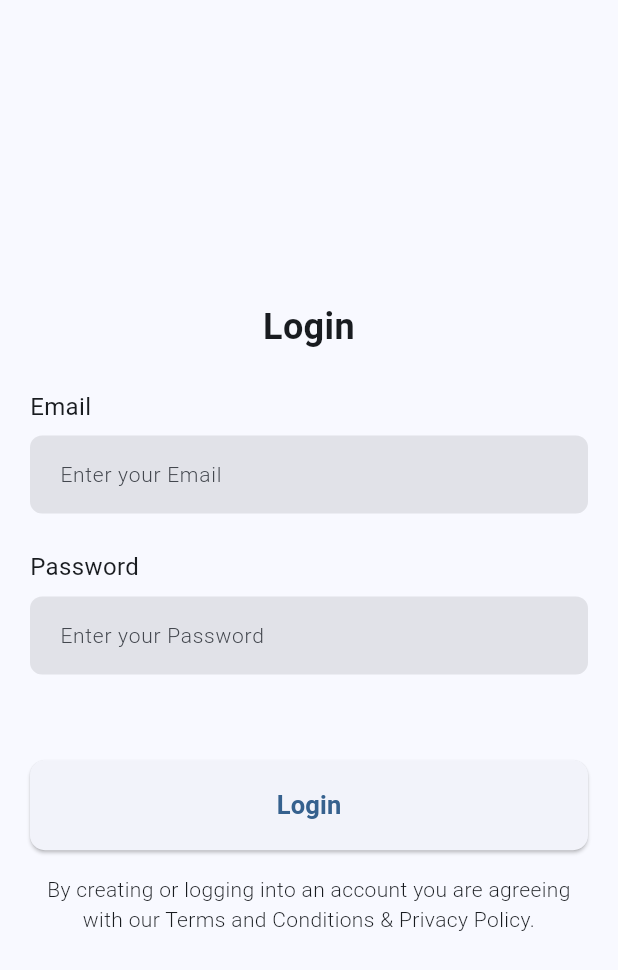
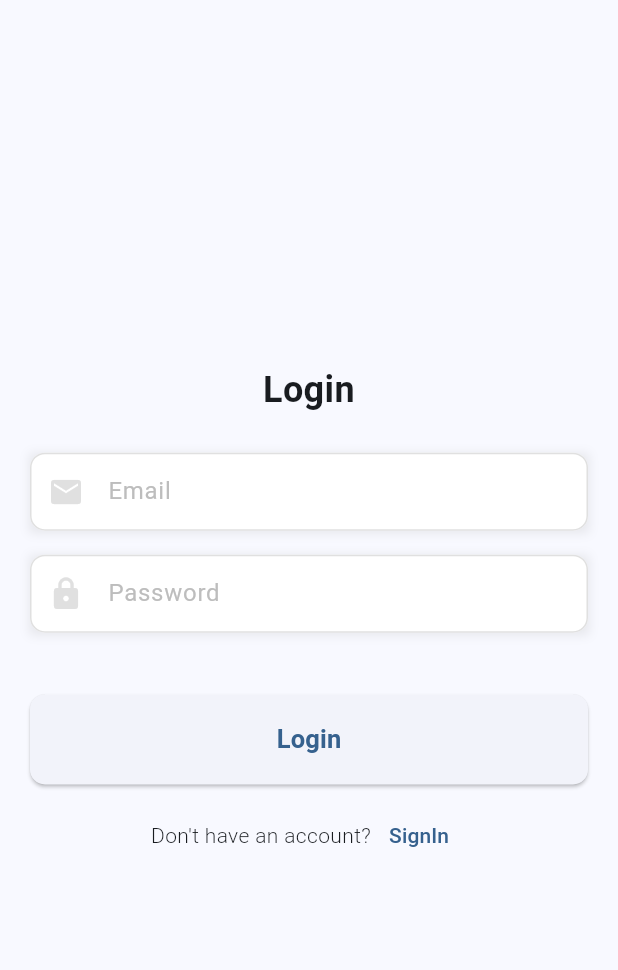
Before and after one commit to AthulAthu2000/todoapp, a Flutter app: the screen it shows after launch, on a phone screen of 412 x 824 dp. Shown: the top 970 px of the screen. Run offline on Flutter 3.47's test engine with Material 3 defaults, Android fonts, the phone set to English and light mode, and no system bars; our stand-ins replace flutter_riverpod, supabase_flutter; accounts and stored records are empty; Roboto replaces fonts that are missing (Medium, Regular, SemiBold).

Commit message:
add sign in page

```diff
--- a/lib/view/login_page.dart
+++ b/lib/view/login_page.dart
@@ -1,4 +1,5 @@
 import 'package:flutter/material.dart';
+import 'package:techyspot/view/signin_page.dart';
 import 'package:techyspot/view/todo_view.dart';
 import 'package:techyspot/view/constants/colors.dart';
 import 'package:techyspot/view/constants/measursement.dart';
@@ -32,15 +33,16 @@ class _LoginPageState extends State<LoginPage> {
             SizedBox(height: AppSize.height(context) * 0.03),
             CustomTextField(
               controller: _usernameController,
-              labelText: "Email",
-              hintText: "Enter your Email",
+              label: 'Email',
+              icon: Icons.email,
             ),
-            SizedBox(height: AppSize.height(context) * 0.01),
+            SizedBox(height: 16),
             CustomTextField(
               controller: _passwordController,
-              labelText: "Password",
-              hintText: "Enter your Password",
+
               obscureText: true,
+              label: 'Password',
+              icon: Icons.lock,
             ),
             SizedBox(height: AppSize.height(context) * 0.05),
             ElevatedButton(
@@ -59,11 +61,26 @@ class _LoginPageState extends State<LoginPage> {
               ),
               child: const Text('Login', style: AppTextStyles.mainButtonstyle),
             ),
-            SizedBox(height: AppSize.height(context) * 0.02),
-            const Text(
-              "By creating or logging into an account you are agreeing with our Terms and Conditions & Privacy Policy.",
-              style: AppTextStyles.hintstyle,
-              textAlign: TextAlign.center,
+            SizedBox(height: 10),
+            Row(
+              mainAxisAlignment: MainAxisAlignment.center,
+              children: [
+                const Text(
+                  "Don't have an account?",
+                  style: AppTextStyles.hintstyle,
+                ),
+                TextButton(
+                  onPressed: () {
+                    Navigator.push(
+                      context,
+                      MaterialPageRoute(
+                        builder: (context) => const SigninPage(),
+                      ),
+                    );
+                  },
+                  child: Text("SignIn"),
+                ),
+              ],
             ),
           ],
         ),
--- a/lib/view/widgets/custom_textfield.dart
+++ b/lib/view/widgets/custom_textfield.dart
@@ -1,53 +1,103 @@
 
 import 'package:flutter/material.dart';
-import 'package:techyspot/view/constants/colors.dart';
-import 'package:techyspot/view/constants/textstyle.dart';
+
 
 // ignore: must_be_immutable
 class CustomTextField extends StatelessWidget {
-  final TextEditingController controller;
-  final String labelText;
-  final String hintText;
-  final bool obscureText;
-  IconData? iconData;
+
+ TextEditingController controller;
+    final String label;
+    TextInputType keyboardType = TextInputType.text;
+    bool obscureText = false;
+
+     IconData? icon;
+    Widget? Suffixicon;
+
+
+
 
   CustomTextField({
-    super.key,
+    super.key, required this.label,
     required this.controller,
-    required this.labelText,
-    required this.hintText,
+    required this.icon,
+    this.keyboardType = TextInputType.text,
     this.obscureText = false,
-    this.iconData,
+    this.Suffixicon,
   });
 
   @override
   Widget build(BuildContext context) {
-    return Column(
-      crossAxisAlignment: CrossAxisAlignment.start,
-      children: [
-        Text(labelText, style: AppTextStyles.labelstyle),
-        const SizedBox(height: 8.0),
-        TextField(
-          controller: controller,
-          obscureText: obscureText,
-          decoration: InputDecoration(
-            hintText: hintText,
-            suffixIcon: Icon(iconData),
-            hintStyle: AppTextStyles.hintstyle,
-            filled: true,
-            fillColor: AppColors.filledcolor,
-            border: OutlineInputBorder(
-              borderRadius: BorderRadius.circular(8.0),
-              borderSide: BorderSide.none,
-            ),
-            contentPadding: const EdgeInsets.symmetric(
-              horizontal: 16,
-              vertical: 14,
-            ),
+    return Container(
+      decoration: BoxDecoration(
+        boxShadow: [
+          BoxShadow(
+            color: Colors.grey.withOpacity(0.2),
+            spreadRadius: 1,
+            blurRadius: 5,
+            offset: Offset(0, 1),
           ),
+        ],
+      ),
+      child: TextFormField(
+        controller: controller,
+        keyboardType: keyboardType,
+        obscureText: obscureText,
+        decoration: InputDecoration(
+          fillColor: Colors.white,
+          filled: true,
+          focusedErrorBorder: OutlineInputBorder(
+            borderSide: BorderSide(color: Colors.grey.shade300),
+            borderRadius: BorderRadius.circular(10),
+          ),
+          errorBorder: OutlineInputBorder(
+            borderSide: BorderSide(color: Colors.grey.shade300),
+            borderRadius: BorderRadius.circular(10),
+          ),
+          prefixIcon: Icon(icon, color: Colors.grey.shade300),
+          labelText: label,
+          suffixIcon: Suffixicon,
+          labelStyle: TextStyle(color: Colors.grey.shade400),
+          focusedBorder: OutlineInputBorder(
+            borderSide: BorderSide(color: Colors.grey.shade300),
+            borderRadius: BorderRadius.circular(10),
+          ),
+          enabledBorder: OutlineInputBorder(
+            borderSide: BorderSide(color: Colors.grey.shade300),
+            borderRadius: BorderRadius.circular(10),
+          ),
+          contentPadding: EdgeInsets.symmetric(horizontal: 16, vertical: 14),
         ),
-        const SizedBox(height: 16.0),
-      ],
+      ),
     );
+
+
+
+    // Column(
+    //   crossAxisAlignment: CrossAxisAlignment.start,
+    //   children: [
+    //     Text(labelText, style: AppTextStyles.labelstyle),
+    //     const SizedBox(height: 8.0),
+    //     TextField(
+    //       controller: controller,
+    //       obscureText: obscureText,
+    //       decoration: InputDecoration(
+    //         hintText: hintText,
+    //         suffixIcon: Icon(iconData),
+    //         hintStyle: AppTextStyles.hintstyle,
+    //         filled: true,
+    //         fillColor: AppColors.filledcolor,
+    //         border: OutlineInputBorder(
+    //           borderRadius: BorderRadius.circular(8.0),
+    //           borderSide: BorderSide.none,
+    //         ),
+    //         contentPadding: const EdgeInsets.symmetric(
+    //           horizontal: 16,
+    //           vertical: 14,
+    //         ),
+    //       ),
+    //     ),
+    //     const SizedBox(height: 16.0),
+    //   ],
+    // );
   }
 }
```
Also changed, not shown: lib/view/signin_page.dart (added, +176 -0 lines), 1 other file.
